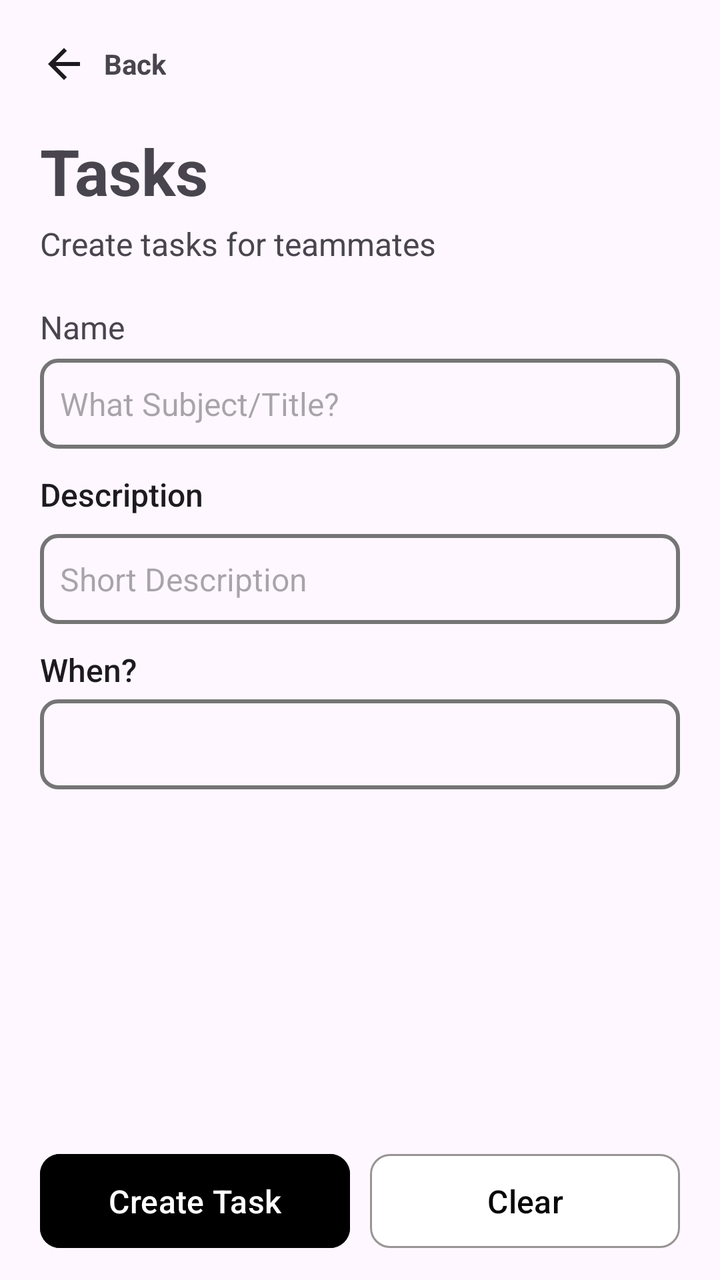
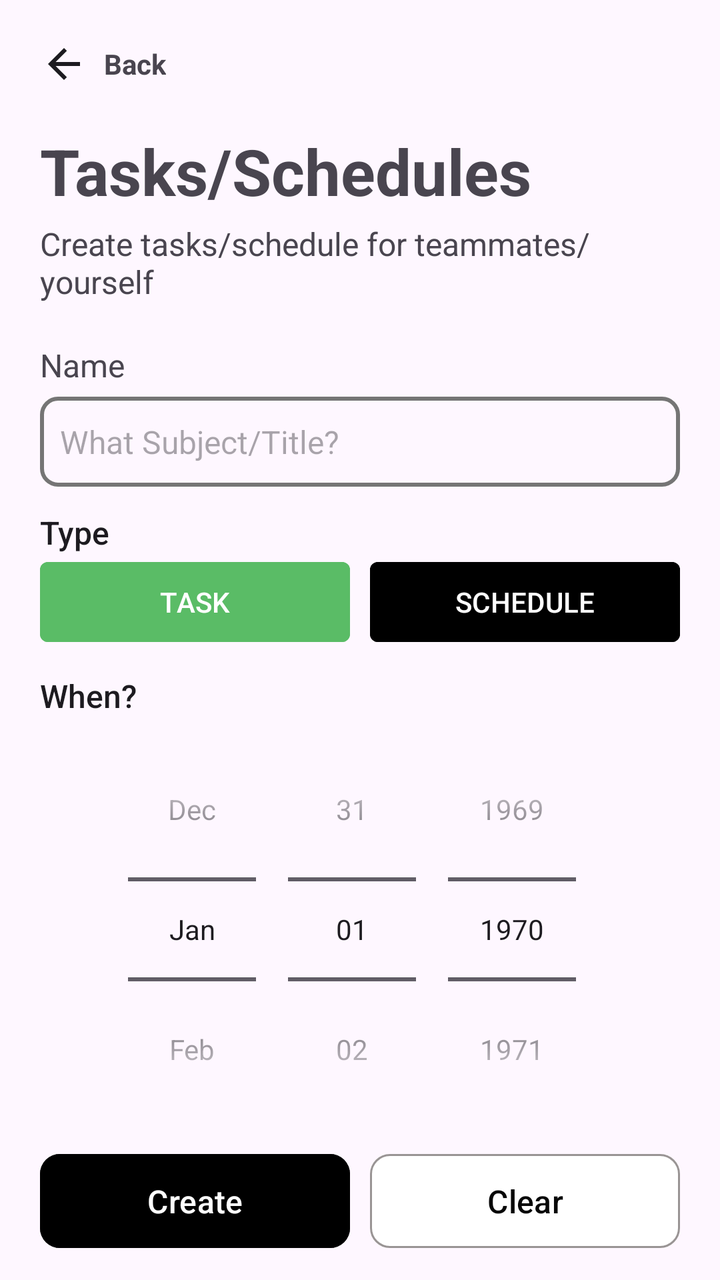

Two renders of the same Android screen: before a commit and after it. Below are the layout's source before the change and the commit's diff.
<!-- AndroidManifest.xml: application theme Theme.Syncly -->
<!-- res/layout/activity_task.xml -->
<?xml version="1.0" encoding="utf-8"?>
<RelativeLayout xmlns:android="http://schemas.android.com/apk/res/android"
    xmlns:app="http://schemas.android.com/apk/res-auto"
    xmlns:tools="http://schemas.android.com/tools"
    android:id="@+id/main"
    android:layout_width="match_parent"
    android:layout_height="match_parent"
    tools:context=".activities.MainActivity">

    <LinearLayout
        android:layout_width="wrap_content"
        android:layout_height="wrap_content"
        android:orientation="horizontal"
        android:layout_margin="20dp"
        android:gravity="center"
        android:id="@+id/backBtn">
        <ImageView
            android:layout_width="wrap_content"
            android:layout_height="wrap_content"
            android:src="@drawable/icon_arrow_back"
            android:layout_marginRight="8dp"/>
        <TextView
            android:layout_width="wrap_content"
            android:layout_height="wrap_content"
            android:text="Back"
            android:textStyle="bold"
            />
    </LinearLayout>

    <TextView
        android:id="@+id/Title"
        android:layout_width="wrap_content"
        android:layout_height="wrap_content"
        android:layout_below="@id/backBtn"
        android:layout_marginHorizontal="20dp"
        android:text="Tasks"
        android:textSize="32sp"
        android:textStyle="bold" />

    <TextView
        android:id="@+id/descriptionTitle"
        android:layout_width="wrap_content"
        android:layout_height="wrap_content"
        android:layout_below="@id/Title"
        android:layout_marginTop="4dp"
        android:text="Create tasks for teammates"
        android:layout_marginHorizontal="20dp"
        android:textSize="16dp"/>

    <TextView
        android:id="@+id/task"
        android:layout_width="wrap_content"
        android:layout_height="wrap_content"
        android:layout_below="@id/descriptionTitle"
        android:layout_marginTop="20dp"
        android:text="Name"
        android:layout_marginHorizontal="20dp"
        android:textSize="16dp"/>

    <EditText
        android:id="@+id/taskName"
        android:layout_width="match_parent"
        android:layout_height="45dp"
        android:layout_below="@id/task"
        android:layout_marginHorizontal="20dp"
        android:layout_marginTop="5dp"
        android:background="@drawable/bg_border"
        android:ems="10"
        android:hint="What Subject/Title?"
        android:inputType="text"
        android:paddingStart="10dp"
        android:textSize="16dp" />

    <TextView
        android:id="@+id/desc"
        android:layout_width="wrap_content"
        android:layout_height="wrap_content"
        android:layout_below="@id/taskName"
        android:layout_marginTop="12dp"
        android:text="Description"
        android:textAppearance="@style/TextAppearance.AppCompat.Body2"
        android:layout_marginHorizontal="20dp"
        android:textSize="16dp"/>

    <EditText
        android:id="@+id/description"
        android:layout_width="match_parent"
        android:layout_height="45dp"
        android:layout_below="@id/desc"
        android:layout_marginHorizontal="20dp"
        android:layout_marginTop="9dp"
        android:background="@drawable/bg_border"
        android:ems="10"
        android:hint="Short Description"
        android:inputType="text"
        android:paddingStart="10dp"
        android:textSize="16dp" />

    <TextView
        android:id="@+id/when"
        android:layout_width="wrap_content"
        android:layout_height="wrap_content"
        android:layout_below="@id/description"
        android:layout_marginTop="12dp"
        android:text="When?"
        android:textAppearance="@style/TextAppearance.AppCompat.Body2"
        android:layout_marginHorizontal="20dp"
        android:textSize="16dp"/>
    
    <Spinner
        android:id="@+id/date"
        android:layout_width="match_parent"
        android:layout_height="45dp"
        android:layout_below="@id/when"
        android:layout_centerHorizontal="true"
        android:layout_marginTop="4dp"
        android:background="@drawable/bg_border"
        android:layout_marginHorizontal="20dp"
        android:textSize="16dp"
        />

    <LinearLayout
        android:layout_width="match_parent"
        android:layout_height="wrap_content"
        android:layout_alignParentBottom="true"
        android:orientation="horizontal"
        android:layout_marginBottom="12dp"
        android:layout_marginHorizontal="20dp">

        <Button
            android:id="@+id/createBtn"
            style="@style/Widget.Material3.Button"
            android:layout_width="0dp"
            android:layout_weight="1"
            android:layout_height="55dp"
            android:layout_marginEnd="10dp"
            android:backgroundTint="@color/black"
            android:text="Create Task"
            app:cornerRadius="10dp"
            android:textSize="16dp"/>

        <com.google.android.material.button.MaterialButton
            android:id="@+id/clearBtn"
            android:layout_width="0dp"
            android:layout_weight="1"
            android:layout_height="55dp"
            android:backgroundTint="#FFFFFF"
            android:text="Clear"
            android:textColor="#070707"
            app:cornerRadius="10dp"
            app:strokeColor="#999494"
            app:strokeWidth="1dp"
            android:textSize="16dp"
            app:rippleColor="#20000000"/>
    </LinearLayout>

</RelativeLayout>
<!-- resources referenced by this layout -->
<resources>
  <color name="black">#FF000000</color>
  <!-- drawable bg_border (drawable) -->
  <?xml version="1.0" encoding="utf-8"?>
  <shape xmlns:android="http://schemas.android.com/apk/res/android">
      <corners android:radius="8dp"/>
      <stroke android:color="@color/gray" android:width="2dp"/>
  </shape>
  <!-- drawable icon_arrow_back (drawable) -->
  <vector xmlns:android="http://schemas.android.com/apk/res/android"
      android:width="24dp"
      android:height="24dp"
      android:viewportWidth="24"
      android:viewportHeight="24">
    <path
        android:pathData="M7.825,13L13.425,18.6L12,20L4,12L12,4L13.425,5.4L7.825,11H20V13H7.825Z"
        android:fillColor="#1D1B20"/>
  </vector>
  <style name="Theme.Syncly" parent="Base.Theme.Syncly" />
  <color name="gray">#757575</color>
  <style name="Base.Theme.Syncly" parent="Theme.Material3.DayNight.NoActionBar">
          
          
      </style>
</resources>

<!-- the commit's change to res/layout/activity_task.xml (unified diff, before → after) -->
@@ -33,7 +33,7 @@
         android:layout_height="wrap_content"
         android:layout_below="@id/backBtn"
         android:layout_marginHorizontal="20dp"
-        android:text="Tasks"
+        android:text="Tasks/Schedules"
         android:textSize="32sp"
         android:textStyle="bold" />
 
@@ -43,7 +43,7 @@
         android:layout_height="wrap_content"
         android:layout_below="@id/Title"
         android:layout_marginTop="4dp"
-        android:text="Create tasks for teammates"
+        android:text="Create tasks/schedule for teammates/yourself"
         android:layout_marginHorizontal="20dp"
         android:textSize="16dp"/>
 
@@ -70,55 +70,64 @@
         android:inputType="text"
         android:paddingStart="10dp"
         android:textSize="16dp" />
-
     <TextView
-        android:id="@+id/desc"
+        android:id="@+id/type"
         android:layout_width="wrap_content"
         android:layout_height="wrap_content"
         android:layout_below="@id/taskName"
         android:layout_marginTop="12dp"
-        android:text="Description"
+        android:text="Type"
         android:textAppearance="@style/TextAppearance.AppCompat.Body2"
         android:layout_marginHorizontal="20dp"
         android:textSize="16dp"/>
-
-    <EditText
-        android:id="@+id/description"
+    <GridLayout
+        android:id="@+id/modes"
         android:layout_width="match_parent"
-        android:layout_height="45dp"
-        android:layout_below="@id/desc"
+        android:layout_height="wrap_content"
+        android:rowCount="1"
+        android:columnCount="2"
+        android:layout_below="@id/type"
         android:layout_marginHorizontal="20dp"
-        android:layout_marginTop="9dp"
-        android:background="@drawable/bg_border"
-        android:ems="10"
-        android:hint="Short Description"
-        android:inputType="text"
-        android:paddingStart="10dp"
-        android:textSize="16dp" />
-
+        >
+        <com.google.android.material.button.MaterialButton
+            android:id="@+id/taskBtn"
+            android:layout_columnWeight="1"
+            android:layout_width="0dp"
+            android:layout_height="wrap_content"
+            android:text="TASK"
+            android:layout_marginRight="5dp"
+            app:cornerRadius="4dp"
+            android:backgroundTint="@color/card_green"
+            />
+        <com.google.android.material.button.MaterialButton
+            android:id="@+id/schedBtn"
+            android:layout_columnWeight="1"
+            android:layout_width="0dp"
+            android:layout_height="wrap_content"
+            android:text="SCHEDULE"
+            android:layout_marginLeft="5dp"
+            android:backgroundTint="@color/black"
+            app:cornerRadius="4dp"
+            />
+    </GridLayout>
     <TextView
         android:id="@+id/when"
         android:layout_width="wrap_content"
         android:layout_height="wrap_content"
-        android:layout_below="@id/description"
+        android:layout_below="@id/modes"
         android:layout_marginTop="12dp"
         android:text="When?"
         android:textAppearance="@style/TextAppearance.AppCompat.Body2"
         android:layout_marginHorizontal="20dp"
         android:textSize="16dp"/>
-    
-    <Spinner
+    <DatePicker
         android:id="@+id/date"
+        android:layout_below="@id/when"
         android:layout_width="match_parent"
-        android:layout_height="45dp"
-        android:layout_below="@id/when"
+        android:layout_height="wrap_content"
         android:layout_centerHorizontal="true"
-        android:layout_marginTop="4dp"
-        android:background="@drawable/bg_border"
-        android:layout_marginHorizontal="20dp"
-        android:textSize="16dp"
-        />
-
+        android:datePickerMode="spinner"
+        android:calendarViewShown="false"/>
     <LinearLayout
         android:layout_width="match_parent"
         android:layout_height="wrap_content"
@@ -131,13 +140,13 @@
             android:id="@+id/createBtn"
             style="@style/Widget.Material3.Button"
             android:layout_width="0dp"
-            android:layout_weight="1"
             android:layout_height="55dp"
             android:layout_marginEnd="10dp"
+            android:layout_weight="1"
             android:backgroundTint="@color/black"
-            android:text="Create Task"
-            app:cornerRadius="10dp"
-            android:textSize="16dp"/>
+            android:text="Create"
+            android:textSize="16dp"
+            app:cornerRadius="10dp" />
 
         <com.google.android.material.button.MaterialButton
             android:id="@+id/clearBtn"
<!-- resource entries referenced after the edit -->
@@ -1,6 +1,7 @@
 <!-- resources referenced by this layout -->
 <resources>
   <color name="black">#FF000000</color>
+  <color name="card_green">#5ABC66</color>
   <!-- drawable bg_border (drawable) -->
   <?xml version="1.0" encoding="utf-8"?>
   <shape xmlns:android="http://schemas.android.com/apk/res/android">
